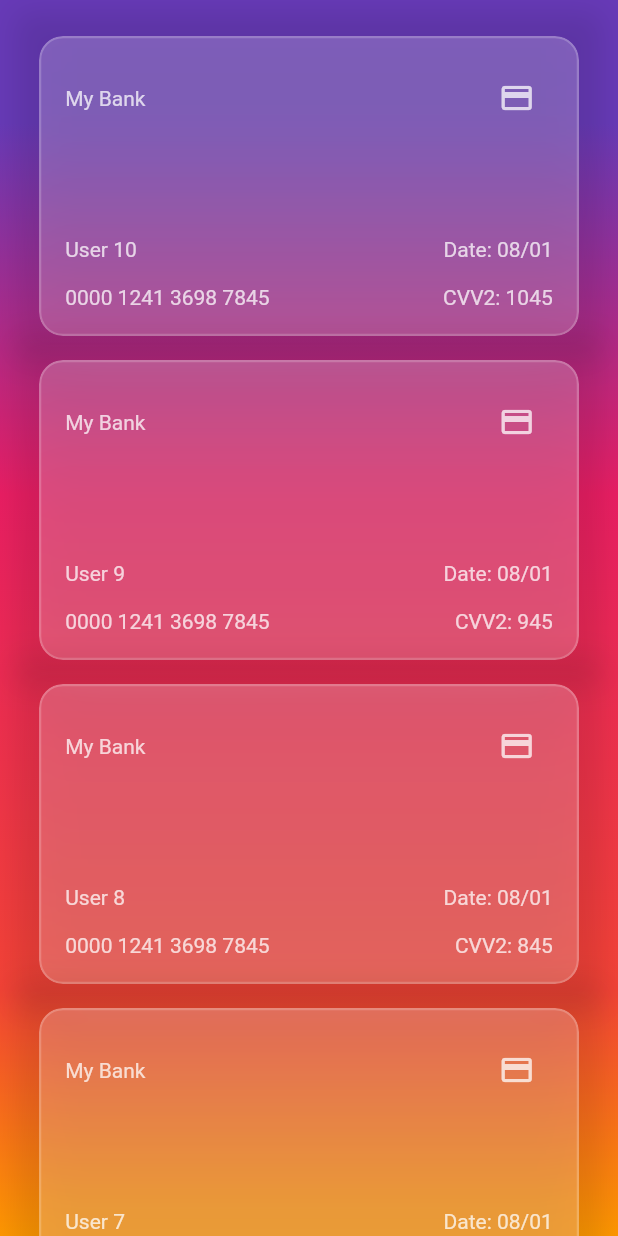
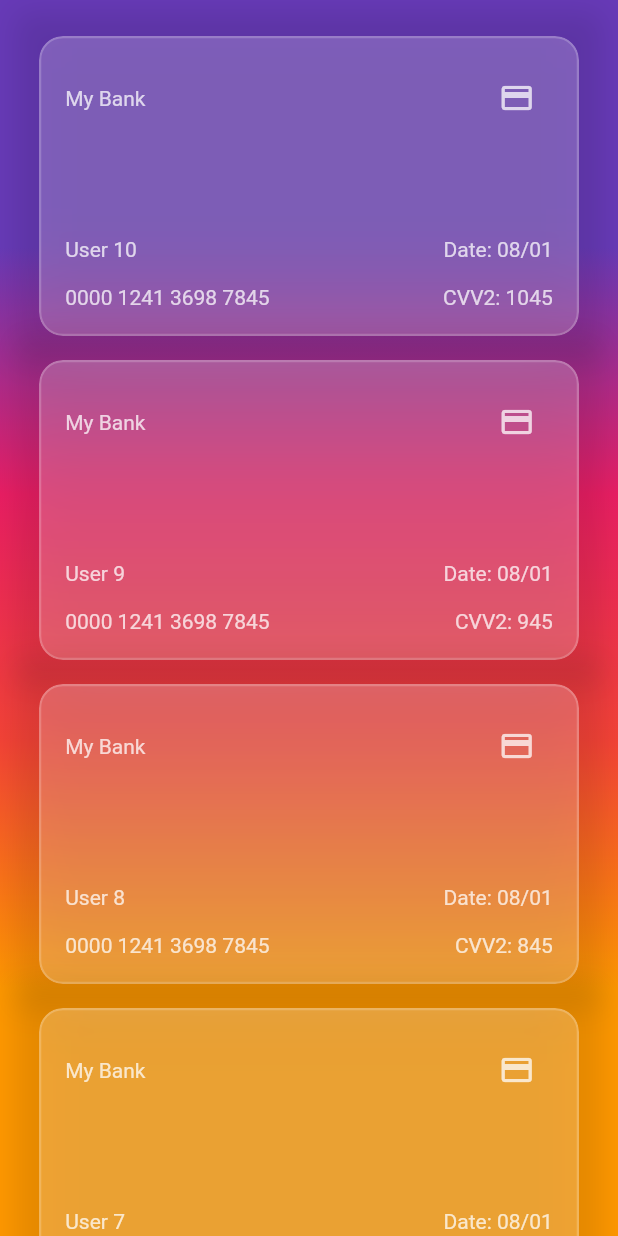
Before and after one commit to esmaeil-ahmadipour/flutter_glass, a Flutter app: the screen it shows after launch, on a phone screen of 412 x 824 dp. Run offline on Flutter 3.47's test engine with Material 2 defaults, Android fonts, the phone set to English and light mode, and no system bars.

Commit message:
added GradientContainer widget and change some properties name of GlassContainer(version 0.0.2)

```diff
--- a/example/lib/home.dart
+++ b/example/lib/home.dart
@@ -17,39 +17,27 @@ class _HomepageState extends State<Homepage> {
     return Scaffold(
       backgroundColor: Colors.black,
       body: SafeArea(
-        child: Container(
-          height: MediaQuery.of(context).size.height,
-          width: MediaQuery.of(context).size.width,
-          decoration: const BoxDecoration(
-            gradient: LinearGradient(
-              colors: [
-                Colors.deepPurple,
-                Colors.pink,
-                Colors.red,
-                Colors.orange,
-              ],
-              begin: Alignment.topCenter,
-              end: Alignment.bottomCenter,
-              stops: [0.1, 0.4, 0.8, 1],
-            ),
-          ),
-          child: ListViewBody(children: [
+        child: SizedBox(
+          child: GradiantContainer(  // <=== utility widget for set gradiant
+              child: ListViewBody(
+            children: [
               for (var i = 10; i > 0; --i)
                 GlassContainer(
-                cardHeight: 200,
-                cardWidth: 360,
+                  height: 200,
+                  width: 360,
                   children: [
                     CardContent(
                       cardModel: CardModel(
                         cNumber: "0000 1241 3698 7845",
                         name: "User $i",
-                      cvv2: "$i""45",
+                        cvv2: "$i" "45",
                         date: "08/01",
                       ),
                     ),
                   ],
                 ),
-          ]),
+            ],
+          )),
         ),
       ),
     );
--- a/lib/flutter_glass.dart
+++ b/lib/flutter_glass.dart
@@ -4,8 +4,8 @@ import 'package:flutter/material.dart';
 class GlassContainer extends StatelessWidget {
   const GlassContainer({
     Key? key,
-    required this.cardWidth,
-    required this.cardHeight,
+    required this.width,
+    required this.height,
     required this.children,
     this.borderRadius = 16.0,
     this.borderWidth = 1.5,
@@ -18,17 +18,41 @@ class GlassContainer extends StatelessWidget {
     this.sigmaX = 20.0,
     this.sigmaY = 20.0,
   }) : super(key: key);
-  final double cardWidth;
-  final double cardHeight;
+
+  /// [width] , this property is REQUIRED & used for width of glass container .
+  final double width;
+
+  /// [height] , this property is REQUIRED & used for height of glass container .
+  final double height;
+
+  /// [borderRadius] , this property used for rounded corners in glass container .
   final double borderRadius;
+
+  /// [borderWidth] , this property set size for border around of glass container .
   final double borderWidth;
+
+  /// [mainColor] , this property used for background color of glass container & border of this widget  (this color used in widget , by opacity 0.2) .
   final Color mainColor;
+
+  /// [shadowColor] , this property set color of shadow in boxShadow (this color used in widget , by opacity 0.1) .
   final Color shadowColor;
+
+  /// [innerPadding] , this property set padding to inside of  glass container .
   final EdgeInsetsGeometry innerPadding;
+
+  /// [outerPadding] , this property set padding to outside of  glass container .
   final EdgeInsetsGeometry outerPadding;
+
+  /// [children] , this property is REQUIRED & hold content in glass container .
   final List<Widget> children;
+
+  /// [blurRadius] , this property used for rounded corners in boxShadow .
   final double blurRadius;
+
+  /// [spreadRadius] , this property used for shadow impact width in boxShadow .
   final double spreadRadius;
+
+  /// [sigmaX] and [sigmaY] : Users can set amount of blurring in X and Y directions for increasing the blurring of the background .
   final double sigmaX;
   final double sigmaY;
 
@@ -52,8 +76,8 @@ class GlassContainer extends StatelessWidget {
               sigmaY: sigmaY,
             ),
             child: Container(
-                width: cardWidth,
-                height: cardHeight,
+                width: width,
+                height: height,
                 decoration: BoxDecoration(
                     color: mainColor.withOpacity(0.2),
                     borderRadius: BorderRadius.circular(borderRadius),
@@ -73,3 +97,64 @@ class GlassContainer extends StatelessWidget {
     );
   }
 }
+
+class GradiantContainer extends StatelessWidget {
+  const GradiantContainer({
+    Key? key,
+    required this.child,
+    this.colors = const [
+      Colors.deepPurple,
+      Colors.pink,
+      Colors.red,
+      Colors.orange,
+    ],
+    this.begin = Alignment.topCenter,
+    this.end = Alignment.bottomCenter,
+  }): assert(!(colors.length == 0), /// use colors parameter in optional but send empty color list is forbidden .
+  "error on colors parameter, this parameter isEmpty."
+      "use colors parameter in optional but send empty color list is forbidden ."),
+        super(key: key);
+
+  /// [child] , this property is REQUIRED & used for foreground widget on the gradiant widget .
+  final Widget child;
+
+  /// [begin] , this property used for start gradiant location .
+  final AlignmentGeometry begin;
+
+  /// [end] , this property used for end gradiant location .
+  final AlignmentGeometry end;
+
+  /// [colors] , this property list of colors used in gradiant .
+  final List<Color> colors;
+
+  @override
+  Widget build(BuildContext context) {
+
+    /// [stops] contain height of colors used in gradiant widget and
+    /// we set equal height size for all used colors .
+    List<double> stops = [];
+    for (var i = 0; i < colors.length; ++i) {
+      stops.add((1.0 / (colors.length + 1)) * (i + 1));
+    }
+
+    return Container(
+      height: MediaQuery
+          .of(context)
+          .size
+          .height,
+      width: MediaQuery
+          .of(context)
+          .size
+          .width,
+      decoration: BoxDecoration(
+        gradient: LinearGradient(
+          colors: colors,
+          begin:begin,
+          end: end,
+          stops: stops,
+        ),
+      ),
+      child: child,
+    );
+  }
+}
--- a/pubspec.yaml
+++ b/pubspec.yaml
@@ -1,6 +1,6 @@
 name: flutter_glass
 description: A flutter package that adds the possibility of making glass containers to your app.
-version: 0.0.1
+version: 0.0.2
 repository: https://github.com/esmaeil-ahmadipour/flutter_glass
 homepage: https://github.com/esmaeil-ahmadipour/flutter_glass
 
```
Also changed, not shown: 2 other files. Lines whose indentation alone changed are shown as unchanged.
